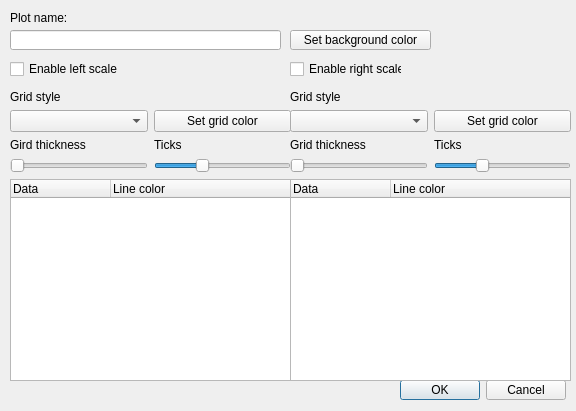
Before: the Qt Designer form radeon-profile/dialog_defineplot.ui in marazmista/radeon-profile, drawn with Qt 5.
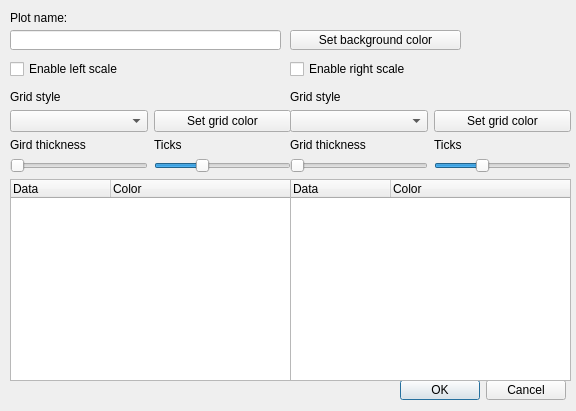
After: the same form once the commit is applied.

Commit message: plots code moved to new file, fixed layout of plot definition dialog, refactor

```diff
--- a/radeon-profile/dialog_defineplot.ui
+++ b/radeon-profile/dialog_defineplot.ui
@@ -164,7 +164,7 @@
       </column>
       <column>
        <property name="text">
-        <string>Line color</string>
+        <string>Color</string>
        </property>
       </column>
      </widget>
@@ -310,7 +310,7 @@
       </column>
       <column>
        <property name="text">
-        <string>Line color</string>
+        <string>Color</string>
        </property>
       </column>
      </widget>
@@ -329,7 +329,7 @@
     <rect>
      <x>10</x>
      <y>60</y>
-     <width>181</width>
+     <width>271</width>
      <height>18</height>
     </rect>
    </property>
@@ -342,7 +342,7 @@
     <rect>
      <x>290</x>
      <y>60</y>
-     <width>112</width>
+     <width>271</width>
      <height>18</height>
     </rect>
    </property>
@@ -355,16 +355,10 @@
     <rect>
      <x>290</x>
      <y>30</y>
-     <width>141</width>
+     <width>171</width>
      <height>20</height>
     </rect>
    </property>
-   <property name="maximumSize">
-    <size>
-     <width>16777215</width>
-     <height>20</height>
-    </size>
-   </property>
    <property name="text">
     <string>Set background color</string>
    </property>
```
Left out of the diff: 12 changed lines with no effect on the pictures. The commit also changes 6 other files.
